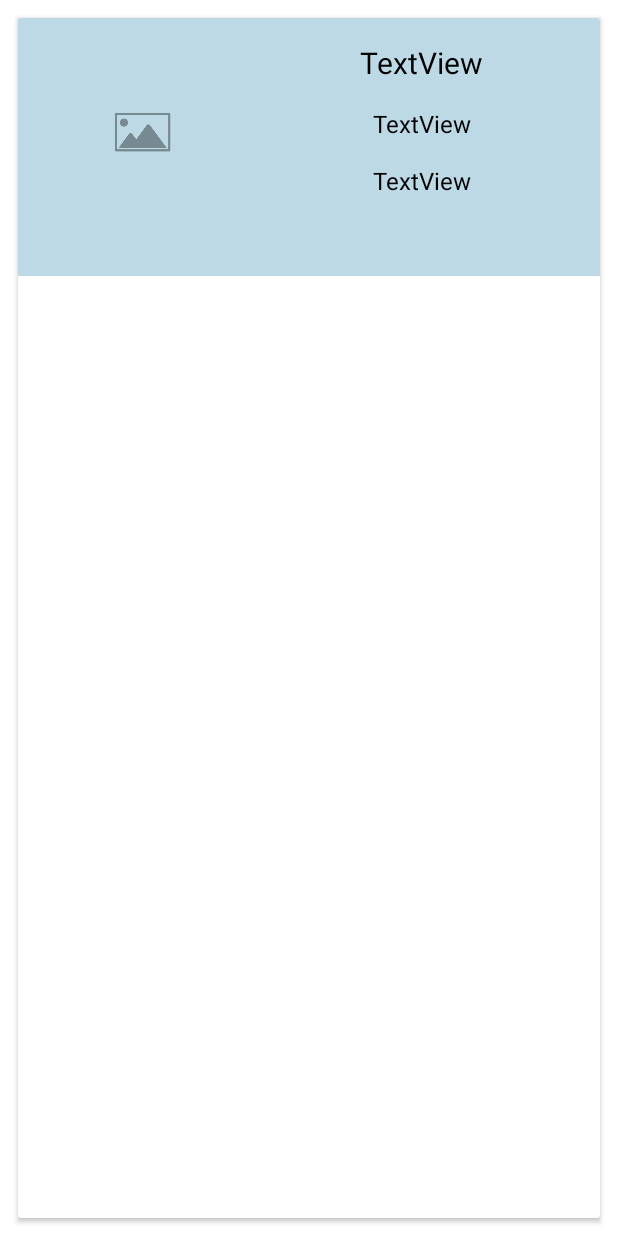
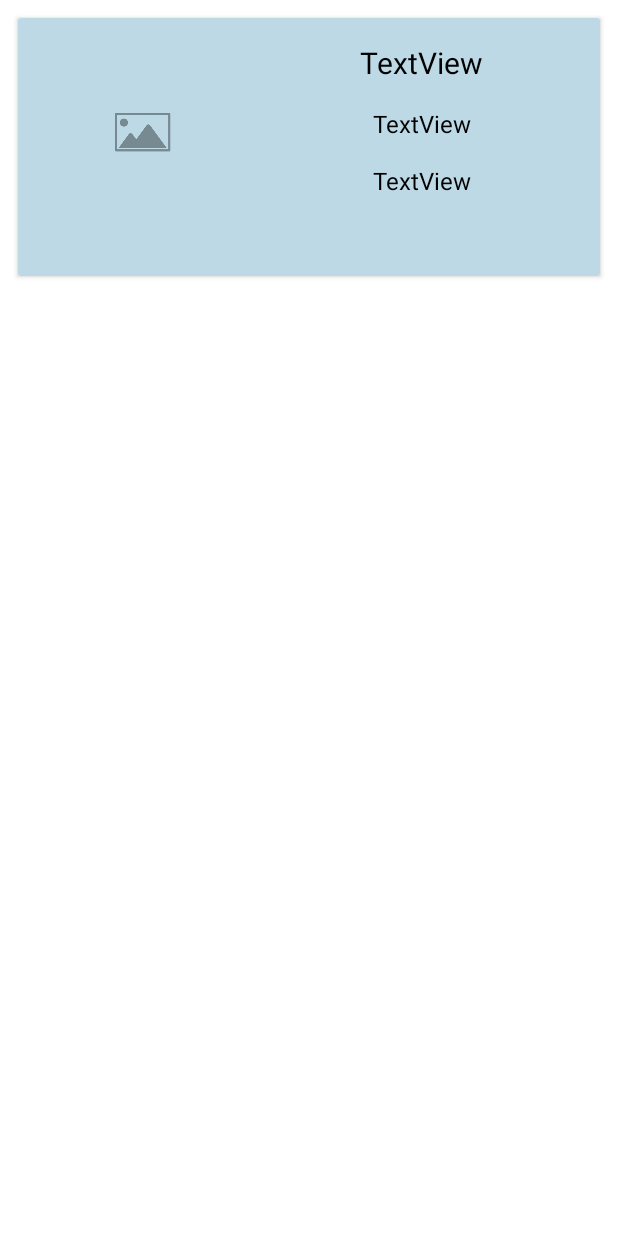
Before and after one commit to TejBaidwan/ArbitrageProductTrackers, an Android app: the layout product_list_item.xml on its own in the app's theme, with its tools: preview values and no code run, on a phone screen of 412 x 824 dp. Run offline under Robolectric (Android 15) with nearby library versions, the phone set to English and light mode, and no system bars.

Commit message:
-Fixed recyclerView to properly display items

```diff
--- a/app/src/main/java/com/example/arbitragetracker/productRecycler/ProductRecycler.java
+++ b/app/src/main/java/com/example/arbitragetracker/productRecycler/ProductRecycler.java
@@ -28,8 +28,6 @@ public class ProductRecycler extends Fragment {
     // TODO: Rename and change types of parameters
     private String mParam1;
     private String mParam2;
-
-    private ProductDatabase db;
 
     public ProductRecycler() {
         // Required empty public constructor
@@ -67,7 +65,7 @@ public class ProductRecycler extends Fragment {
                              Bundle savedInstanceState) {
         View view = inflater.inflate(R.layout.fragment_product_recycler, container, false);
         RecyclerView recyclerView = view.findViewById(R.id.productRecycler);
-        db = ProductDatabase.getInstance(getContext());
+        ProductDatabase db = new ProductDatabase(getContext());
 
         ProductRecyclerAdapter adapter = new ProductRecyclerAdapter(db.getAllProducts(), getContext());
         recyclerView.setAdapter(adapter);
--- a/app/src/main/java/com/example/arbitragetracker/scanner/ScannerFragment.java
+++ b/app/src/main/java/com/example/arbitragetracker/scanner/ScannerFragment.java
@@ -47,7 +47,6 @@ public class ScannerFragment extends Fragment {
     ImageView productImg;
     String barcodeValue = null;
 
-    ProductDatabase db;
     ProductAPI productAPI;
     Product productOnScreen;
 
@@ -99,6 +98,7 @@ public class ScannerFragment extends Fragment {
         productImg = view.findViewById(R.id.productImg);
 
         productAPI = new ProductAPI(getContext());
+        ProductDatabase db = new ProductDatabase(getContext());
 
         //Starts scan with camera
         scanBtn.setOnClickListener(new View.OnClickListener() {
@@ -123,8 +123,7 @@ public class ScannerFragment extends Fragment {
         addBtn.setOnClickListener(new View.OnClickListener() {
             @Override
             public void onClick(View view) {
-                db = ProductDatabase.getInstance(getContext());
-                if (productOnScreen!= null){
+                if (productOnScreen != null){
                     db.addProduct(productOnScreen);
                     Toast.makeText(requireContext(), "Product Added", Toast.LENGTH_SHORT).show();
                 }
--- a/app/src/main/res/layout/product_list_item.xml
+++ b/app/src/main/res/layout/product_list_item.xml
@@ -1,9 +1,9 @@
 <?xml version="1.0" encoding="utf-8"?>
 <androidx.cardview.widget.CardView xmlns:android="http://schemas.android.com/apk/res/android"
+    xmlns:app="http://schemas.android.com/apk/res-auto"
     xmlns:tools="http://schemas.android.com/tools"
     android:layout_width="match_parent"
-    android:layout_height="match_parent"
-    xmlns:app="http://schemas.android.com/apk/res-auto"
+    android:layout_height="wrap_content"
     android:layout_margin="12dp">
 
     <androidx.constraintlayout.widget.ConstraintLayout
```
